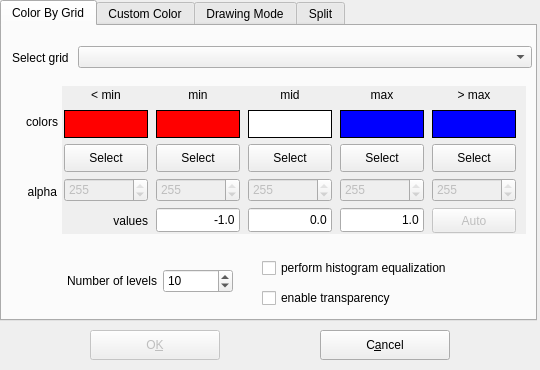
Qt form source/VIEW/DIALOGS/modifyRepresentationDialog.ui (BALL-Project/ball) before a commit.
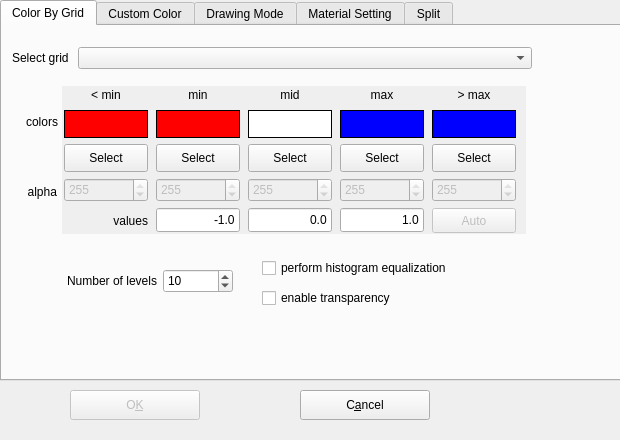
The same form after that commit. The open tabs and pages were chosen to show the change.

Commit message:
Included the materialSettings dialog into the modifyRepresentation dialog.
Additionally, the minimal sizes are adapted and once more a bug was fixed.

```diff
--- a/source/VIEW/DIALOGS/modifyRepresentationDialog.ui
+++ b/source/VIEW/DIALOGS/modifyRepresentationDialog.ui
@@ -8,20 +8,20 @@
    <rect>
     <x>0</x>
     <y>0</y>
-    <width>540</width>
-    <height>370</height>
+    <width>620</width>
+    <height>440</height>
    </rect>
   </property>
   <property name="minimumSize" >
    <size>
-    <width>540</width>
-    <height>370</height>
+    <width>620</width>
+    <height>440</height>
    </size>
   </property>
   <property name="maximumSize" >
    <size>
-    <width>540</width>
-    <height>340</height>
+    <width>620</width>
+    <height>440</height>
    </size>
   </property>
   <property name="windowTitle" >
@@ -33,8 +33,8 @@
    </property>
    <property name="geometry" >
     <rect>
-     <x>90</x>
-     <y>330</y>
+     <x>70</x>
+     <y>390</y>
      <width>130</width>
      <height>30</height>
     </rect>
@@ -75,8 +75,8 @@
   <widget class="QPushButton" name="cancel_button" >
    <property name="geometry" >
     <rect>
-     <x>320</x>
-     <y>330</y>
+     <x>300</x>
+     <y>390</y>
      <width>130</width>
      <height>30</height>
     </rect>
@@ -116,8 +116,8 @@
     <rect>
      <x>0</x>
      <y>0</y>
-     <width>537</width>
-     <height>321</height>
+     <width>621</width>
+     <height>381</height>
     </rect>
    </property>
    <property name="sizePolicy" >
@@ -141,7 +141,7 @@
        <x>10</x>
        <y>20</y>
        <width>520</width>
-       <height>23</height>
+       <height>24</height>
       </rect>
      </property>
      <layout class="QHBoxLayout" >
@@ -2750,6 +2750,11 @@
      </item>
     </widget>
    </widget>
+   <widget class="QWidget" name="material_setting" >
+    <attribute name="title" >
+     <string>Material Setting</string>
+    </attribute>
+   </widget>
    <widget class="QWidget" name="split" >
     <attribute name="title" >
      <string>Split</string>
```
Left out of the diff: 1842 changed lines with no effect on the pictures. Lines whose indentation alone changed are shown as unchanged. The commit also changes 5 other files.
